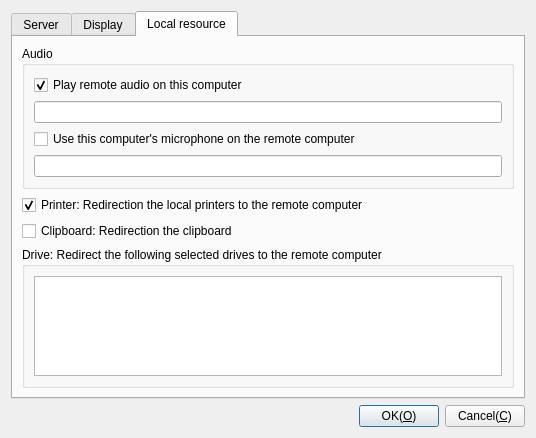
The window that Plugins/FreeRDP/Client/DlgSetFreeRDP.ui (KangLin/RabbitRemoteControl) describes before a commit, drawn with Qt 5.
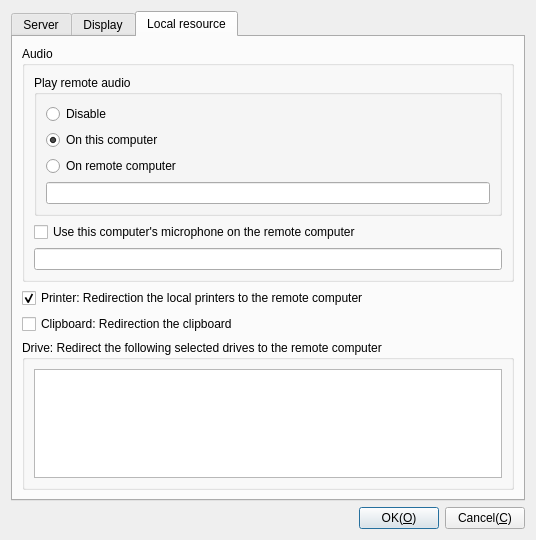
The same window after the commit. The open tabs and pages were chosen to show the change. Icons and pictures are not drawn.

Commit message: Plugins::FreeRDP: add redirection sound type

Diff of the .ui file:
```diff
--- a/Plugins/FreeRDP/Client/DlgSetFreeRDP.ui
+++ b/Plugins/FreeRDP/Client/DlgSetFreeRDP.ui
@@ -7,7 +7,7 @@
     <x>0</x>
     <y>0</y>
     <width>536</width>
-    <height>438</height>
+    <height>540</height>
    </rect>
   </property>
   <property name="windowTitle">
@@ -343,47 +343,6 @@
        <string>Local resource</string>
       </attribute>
       <layout class="QGridLayout" name="gridLayout_7">
-       <item row="0" column="0">
-        <widget class="QGroupBox" name="groupBox_2">
-         <property name="title">
-          <string>Audio</string>
-         </property>
-         <layout class="QGridLayout" name="gridLayout_5">
-          <item row="1" column="0">
-           <widget class="QLineEdit" name="leRdpSnd"/>
-          </item>
-          <item row="0" column="0">
-           <widget class="QCheckBox" name="cbRdpSnd">
-            <property name="text">
-             <string>Play remote audio on this computer</string>
-            </property>
-            <property name="checked">
-             <bool>true</bool>
-            </property>
-           </widget>
-          </item>
-          <item row="2" column="0">
-           <widget class="QCheckBox" name="cbAudin">
-            <property name="text">
-             <string>Use this computer's microphone on the remote computer</string>
-            </property>
-            <property name="autoRepeat">
-             <bool>false</bool>
-            </property>
-            <property name="autoExclusive">
-             <bool>false</bool>
-            </property>
-            <property name="tristate">
-             <bool>false</bool>
-            </property>
-           </widget>
-          </item>
-          <item row="3" column="0">
-           <widget class="QLineEdit" name="leAudin"/>
-          </item>
-         </layout>
-        </widget>
-       </item>
        <item row="1" column="0">
         <widget class="QCheckBox" name="cbPrinter">
          <property name="toolTip">
@@ -444,6 +403,70 @@
          </layout>
         </widget>
        </item>
+       <item row="0" column="0">
+        <widget class="QGroupBox" name="groupBox_2">
+         <property name="title">
+          <string>Audio</string>
+         </property>
+         <layout class="QGridLayout" name="gridLayout_8">
+          <item row="0" column="0">
+           <widget class="QGroupBox" name="groupBox_4">
+            <property name="title">
+             <string>Play remote audio</string>
+            </property>
+            <layout class="QGridLayout" name="gridLayout_5">
+             <item row="1" column="0">
+              <widget class="QRadioButton" name="rbAudioLocal">
+               <property name="text">
+                <string>On this computer</string>
+               </property>
+               <property name="checked">
+                <bool>true</bool>
+               </property>
+              </widget>
+             </item>
+             <item row="2" column="0">
+              <widget class="QRadioButton" name="rbAudioRemote">
+               <property name="text">
+                <string>On remote computer</string>
+               </property>
+              </widget>
+             </item>
+             <item row="3" column="0">
+              <widget class="QLineEdit" name="leRdpSnd"/>
+             </item>
+             <item row="0" column="0">
+              <widget class="QRadioButton" name="rbAudioDisable">
+               <property name="text">
+                <string>Disable</string>
+               </property>
+              </widget>
+             </item>
+            </layout>
+           </widget>
+          </item>
+          <item row="1" column="0">
+           <widget class="QCheckBox" name="cbAudin">
+            <property name="text">
+             <string>Use this computer's microphone on the remote computer</string>
+            </property>
+            <property name="autoRepeat">
+             <bool>false</bool>
+            </property>
+            <property name="autoExclusive">
+             <bool>false</bool>
+            </property>
+            <property name="tristate">
+             <bool>false</bool>
+            </property>
+           </widget>
+          </item>
+          <item row="2" column="0">
+           <widget class="QLineEdit" name="leAudin"/>
+          </item>
+         </layout>
+        </widget>
+       </item>
       </layout>
      </widget>
     </widget>
```
The commit also changes 149 other files.
